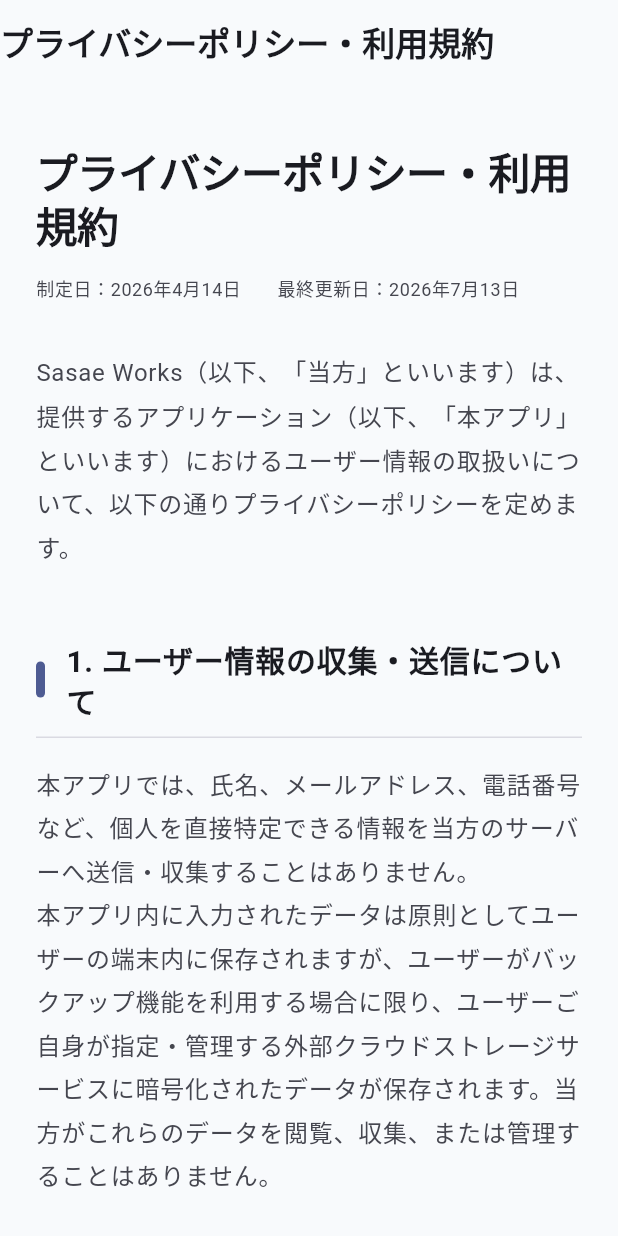
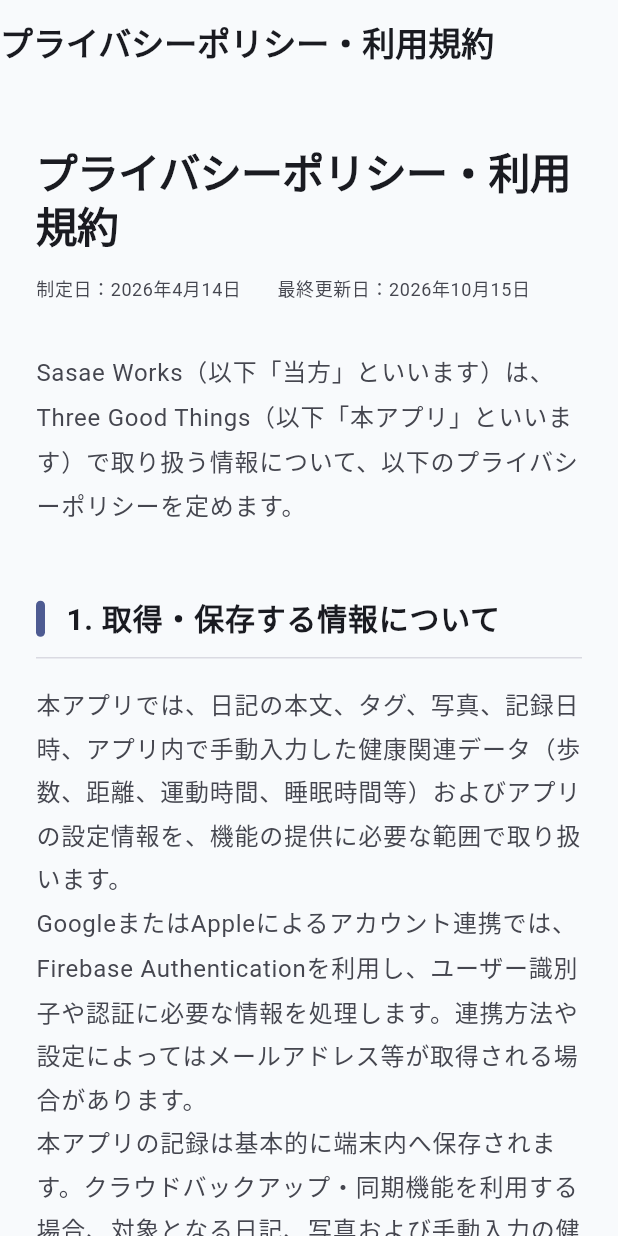
Before and after one commit to sasae-works/sasae_portal, a Flutter app: the PrivacyPolicyScreen screen opened by its route, on a phone screen of 412 x 824 dp. Run offline on Flutter 3.47's test engine with Material 3 defaults, Android fonts, the phone set to English and light mode, and no system bars; our stand-ins replace go_router, google_fonts.

Commit message:
プライバシーポリシーに健康データをアップする文言追加

```diff
--- a/lib/screens/privacy_policy_screen.dart
+++ b/lib/screens/privacy_policy_screen.dart
@@ -42,18 +42,22 @@
                           children: [
                             Text(
                               '制定日：2026年4月14日',
-                              style: textTheme.bodySmall?.copyWith(color: scheme.onSurfaceVariant),
+                              style: textTheme.bodySmall?.copyWith(
+                                color: scheme.onSurfaceVariant,
+                              ),
                             ),
                             const SizedBox(width: 24),
                             Text(
-                              '最終更新日：2026年7月13日',
-                              style: textTheme.bodySmall?.copyWith(color: scheme.onSurfaceVariant),
+                              '最終更新日：2026年10月15日',
+                              style: textTheme.bodySmall?.copyWith(
+                                color: scheme.onSurfaceVariant,
+                              ),
                             ),
                           ],
                         ),
                         const SizedBox(height: 32),
                         Text(
-                          'Sasae Works（以下、「当方」といいます）は、提供するアプリケーション（以下、「本アプリ」といいます）におけるユーザー情報の取扱いについて、以下の通りプライバシーポリシーを定めます。',
+                          'Sasae Works（以下「当方」といいます）は、Three Good Things（以下「本アプリ」といいます）で取り扱う情報について、以下のプライバシーポリシーを定めます。',
                           style: textTheme.bodyLarge?.copyWith(
                             height: 1.8,
                             color: scheme.onSurfaceVariant,
@@ -63,63 +67,58 @@
                         _buildSection(
                           scheme,
                           textTheme,
-                          '1. ユーザー情報の収集・送信について',
-                          '本アプリでは、氏名、メールアドレス、電話番号など、個人を直接特定できる情報を当方のサーバーへ送信・収集することはありません。\n本アプリ内に入力されたデータは原則としてユーザーの端末内に保存されますが、ユーザーがバックアップ機能を利用する場合に限り、ユーザーご自身が指定・管理する外部クラウドストレージサービスに暗号化されたデータが保存されます。当方がこれらのデータを閲覧、収集、または管理することはありません。',
+                          '1. 取得・保存する情報について',
+                          '本アプリでは、日記の本文、タグ、写真、記録日時、アプリ内で手動入力した健康関連データ（歩数、距離、運動時間、睡眠時間等）およびアプリの設定情報を、機能の提供に必要な範囲で取り扱います。\nGoogleまたはAppleによるアカウント連携では、Firebase Authenticationを利用し、ユーザー識別子や認証に必要な情報を処理します。連携方法や設定によってはメールアドレス等が取得される場合があります。\n本アプリの記録は基本的に端末内へ保存されます。クラウドバックアップ・同期機能を利用する場合、対象となる日記、写真および手動入力の健康関連データを、Google LLCが提供するFirebase（Cloud Firestore・Cloud Storage）へ送信し、保存・復元・同期に利用します。自動取得した健康データは、このバックアップの対象としません。',
                         ),
 
                         _buildSection(
                           scheme,
                           textTheme,
                           '2. 広告配信について（Google AdMob）',
-                          '本アプリでは、第三者（Google LLC）が提供する広告配信サービス「Google AdMob」を利用しています。広告配信のために、端末の広告識別子（IDFA / AAID）、デバイスに関する情報、およびアプリ内での動作ログが、自動的にGoogle LLCのサーバーへ送信・収集される場合があります。これらの情報は匿名の識別子であり、個人を直接特定するものではありません。\nユーザーは、端末の設定（iOSの「トラッキングの制限」、Androidの「広告のパーソナライズをオプトアウトする」等）により、これらの情報収集を制限することができます。',
+                          '本アプリは、Google LLCが提供するGoogle AdMobを使用します。広告の表示、効果測定、不正利用防止等のため、広告識別子（利用可能な場合）、端末情報、広告の表示・操作に関する情報等がGoogleに送信される場合があります。これらの情報の取扱いはGoogleのプライバシーポリシー等に従います。\n広告のパーソナライズやトラッキングに関する設定は、端末のプライバシー設定等から変更できます。',
                         ),
 
                         _buildSection(
                           scheme,
                           textTheme,
                           '3. アプリ内課金について（RevenueCat）',
-                          '本アプリでは、アプリ内決済（サブスクリプションおよびアイテム購入）の管理と検証のために、外部サービス「RevenueCat」を利用しています。\n決済の処理および購入ステータスの維持を目的として、ユーザーの購入履歴情報（購入日時、プロダクトID、決済ステータス等）およびアプリまたはRevenueCatが発行する匿名の識別子（App User ID）がRevenueCatのサーバーに送信され、管理されます。これらには氏名やクレジットカード番号などの金融情報は含まれません。',
+                          '本アプリでは、サブスクリプションおよびアプリ内購入の提供・購入状態の確認に、AppleまたはGoogleの決済機能とRevenueCatを使用します。購入商品、購入日時、契約状態、購入に関係する識別子等が、これらのサービスで処理されます。クレジットカード番号等の決済情報は、各ストアの決済システムにより取り扱われます。',
                         ),
 
                         _buildSection(
                           scheme,
                           textTheme,
-                         '4. カメラ機能の利用について',
-                          '本アプリでは、一部機能においてカメラ機能または写真ライブラリへのアクセスを利用する場合があります。取得した画像データは、ユーザーが選択した機能の実行に必要な範囲でのみ利用されます。\n\n画像データは通常、端末内にのみ保存されます。ただし、ユーザーがバックアップ機能を利用する場合、他のバックアップ対象データと同様に、暗号化された状態でFirebase（Google Cloud）上に保存され、バックアップ復元時に利用されます。当方がこれらの画像データを閲覧・分析・第三者への提供等を行うことはありません。',
+                          '4. 写真・カメラの利用について',
+                          '本アプリでは、ユーザーが選択した写真やカメラで撮影した画像を日記に添付できます。画像は端末内に保存され、クラウドバックアップ・同期機能の利用時にはFirebase Cloud Storageにも保存される場合があります。画像は日記の表示、保存、復元、同期のために使用します。',
                         ),
 
                         _buildSection(
                           scheme,
                           textTheme,
-                          '5. データの管理',
-                          '本アプリのデータは端末内（およびユーザーご自身が設定したバックアップ先）に保存されているため、アプリを削除すると端末内の全てのデータが消去されます。当方がユーザーのデータを保持・管理することはないため、当方によるデータの復元等の依頼には応じかねます。',
+                          '5. 健康データの利用とデータ管理',
+                          '本アプリでは、ユーザーの許可に基づき、Appleヘルスケア（HealthKit）またはAndroidのヘルスコネクト（Health Connect）から、歩数、移動距離、運動・活動時間、睡眠に関する情報を取得し、記録の表示や振り返りに使用します。許可する項目はOSや端末によって異なり、アクセス権限は端末の設定から変更できます。\nこれらのサービスから自動取得した健康データは、Firebaseのバックアップ・同期対象に含めません。アプリ内でユーザーが手動入力した健康関連データは、バックアップ・同期機能を利用する場合、Firebaseに保存されることがあります。\nクラウド上の記録にはFirebase Authenticationによるユーザー認証とFirestore等のアクセス制御を適用します。ただし、当方が運営するFirebaseプロジェクトにデータが保存されるため、当方が一切管理しないというものではありません。健康データを広告配信のために使用したり、広告事業者へ提供したりすることは意図していません。',
                         ),
 
                         _buildSection(
                           scheme,
                           textTheme,
-                          '6. 免責事項',
-                          '本アプリは、日常の利便性向上、記録・管理、情報提供等を目的として提供されるものです。当方は、本アプリの内容の正確性、完全性、有用性および特定目的への適合性を保証するものではありません。本アプリの利用によって生じた損害やトラブルについて、当方の故意または重過失による場合を除き、当方は責任を負わないものとします。',
+                          '6. データの保存期間・削除について',
+                          '端末内のデータは、ユーザーによる削除またはアプリのアンインストール等により失われる場合があります。一方、Firebaseに保存されたバックアップデータは、アプリをアンインストールするだけでは削除されません。\n本アプリの設定画面から提供されるデータ削除機能により、対象データを削除できます。削除対象や処理範囲は操作内容によって異なります。削除処理に不具合がある場合や削除を希望する場合は、第8項の連絡先へお問い合わせください。',
                         ),
 
                         _buildSection(
                           scheme,
                           textTheme,
-                          '7. お問い合わせ窓口',
-                          'ご質問等は、下記のメールアドレスまでご連絡ください。\n\nSasae Works 運営窓口\nE-mail: sasae.works@gmail.com',
+                          '7. 外部サービス・ポリシーの変更について',
+                          '本アプリでは、Firebase（認証・クラウド保存）、Google AdMob（広告配信）、RevenueCat（購入管理）、Apple・Googleの決済サービス等を利用します。各サービスにおける情報の取扱いには、それぞれのプライバシーポリシーが適用されます。\n当方は、機能やデータの取扱いの変更に応じて本ポリシーを改訂する場合があります。重要な変更については、アプリ内または適切な方法で案内します。',
                         ),
 
                         _buildSection(
                           scheme,
                           textTheme,
-                          '8. データの削除について',
-                          '本アプリ「褒め日記」の設定画面から「すべてのデータを削除」を実行することで、以下のデータが削除されます。\n\n'
-                              '・端末内に保存されている日記データ、タグ、トロフィーの獲得状況等（即時削除）\n'
-                              '・クラウドバックアップ機能をご利用の場合、Firebase上に保存されたバックアップデータ（即時削除）\n\n'
-                              '削除されたデータは復元できません。アカウント連携（Google/Appleログイン）自体は削除操作後も維持されますが、連携を解除したい場合は設定画面の「サインアウト」から行うことができます。',
+                          '8. お問い合わせ窓口',
+                          '個人情報やデータの取扱い、保存データの削除に関するお問い合わせは、以下までご連絡ください。\n\nSasae Works 運営窓口\nE-mail: sasae.works@gmail.com',
                         ),
-
-
 
                         // 利用規約セクション
                         const SizedBox(height: 80),
@@ -136,59 +135,89 @@
                           children: [
                             Text(
                               '制定日：2026年4月14日',
-                              style: textTheme.bodySmall?.copyWith(color: scheme.onSurfaceVariant),
+                              style: textTheme.bodySmall?.copyWith(
+                                color: scheme.onSurfaceVariant,
+                              ),
                             ),
                             const SizedBox(width: 24),
                             Text(
-                              '最終更新日：2026年7月13日',
-                              style: textTheme.bodySmall?.copyWith(color: scheme.onSurfaceVariant),
+                              '最終更新日：2026年10月15日',
+                              style: textTheme.bodySmall?.copyWith(
+                                color: scheme.onSurfaceVariant,
+                              ),
                             ),
                           ],
                         ),
                         const SizedBox(height: 32),
                         Text(
-                          'Sasae Works（以下、「当方」といいます）が提供するアプリケーション（以下、「本アプリ」といいます）の利用条件を定めるものです。本アプリを利用するユーザーは、本規約に同意の上、本アプリを利用するものとします。',
+                          '本規約は、Sasae Works（以下「当方」といいます）が提供するThree Good Things（以下「本アプリ」といいます）の利用条件を定めます。',
                           style: textTheme.bodyLarge?.copyWith(
                             height: 1.8,
                             color: scheme.onSurfaceVariant,
                           ),
                         ),
 
-                        _buildSection(scheme, textTheme, '第1条（適用）',
-                            '本規約は、ユーザーと当方との間の本アプリの利用に関わる一切の関係に適用されます。'),
+                        _buildSection(
+                          scheme,
+                          textTheme,
+                          '第1条（適用）',
+                          '本規約は、本アプリの利用に関するユーザーと当方との関係に適用されます。',
+                        ),
 
                         _buildSection(
                           scheme,
                           textTheme,
-                          '第2条（利用環境および自己責任）',
-                          '1. ユーザーは、本アプリを利用するために必要な端末、通信環境その他の利用環境を自己の責任と費用において準備するものとします。\n'
-                              '2. アプリを削除した場合、端末内に保存されたデータは削除され、当方による復元はできません。\n'
-                              '3. バックアップ機能を利用する場合、ユーザーご自身の責任において外部クラウドストレージサービスを管理するものとします。当方の故意または重過失による場合を除き、当方はバックアップデータの紛失・破損について責任を負いません。',
+                          '第2条（利用環境・データの保存）',
+                          '1. ユーザーは、本アプリの利用に必要な端末、通信環境等を自己の責任と費用で用意するものとします。\n2. アプリを削除すると端末内のデータが失われる場合があります。クラウドバックアップを利用している場合、バックアップが残っていれば復元できることがあります。\n3. クラウドバックアップ・同期は、通信状況、認証状態、サービス障害等により利用できない場合があります。重要な記録については、ユーザー自身でも適切な管理を行ってください。',
                         ),
-
-                        _buildSection(scheme, textTheme, '第3条（アプリ内課金・サブスクリプション）',
-                            '1. 本アプリでは一部機能においてアプリ内決済を提供しています。\n2. 返金手続き等についてはApple Inc.またはGoogle LLCが定める各ストアの規約が適用され、当方では直接の返金処理を行うことはできません。\n3. サブスクリプションの解約はユーザー自身が各ストアの設定から行う必要があります。アプリを削除しただけではサブスクリプションは解約されません。'),
-
-                        _buildSection(scheme, textTheme, '第4条（禁止事項）',
-                            '1. 本アプリのリバースエンジニアリング・逆コンパイル等を試みる行為。\n2. 当方または第三者の知的財産権を侵害する行為。\n3. 本アプリの不具合を意図的に利用した不正行為。\n4. その他、当方が不適切と判断する行為。'),
-
-                        _buildSection(scheme, textTheme, '第5条（本アプリの変更・終了）',
-                            '当方は、ユーザーへの事前通知なく本アプリの内容を変更・停止・終了することができます。'),
 
                         _buildSection(
                           scheme,
                           textTheme,
-                          '第6条（免責事項）',
-                          '本アプリは、日常の利便性向上、記録・管理、情報提供等を目的として提供されるものです。当方は、本アプリの内容の正確性、完全性、有用性および特定目的への適合性を保証するものではありません。本アプリの利用によって生じた損害について、当方の故意または重過失による場合を除き、当方は責任を負わないものとします。',
+                          '第3条（アプリ内課金・サブスクリプション）',
+                          '1. 本アプリの一部機能は有料です。料金、期間、提供内容は購入画面に表示します。\n2. 自動更新型サブスクリプションは、各ストアの定める方法で解約しない限り更新されます。アプリの削除やサインアウトだけでは解約されません。\n3. 購入、請求、返金についてはAppleまたはGoogleの適用される規約・手続きに従います。',
                         ),
-                        _buildSection(scheme, textTheme, '第7条（利用規約の変更）',
-                            '当方は必要と判断した場合、ユーザーへの個別通知なく本規約を変更することができます。'),
 
-                        _buildSection(scheme, textTheme, '第8条（準拠法・裁判管轄）',
-                            '本規約の解釈にあたっては日本法を準拠法とします。紛争が生じた場合には当方の主たる事務所所在地を管轄する裁判所を第一審の専属的合意管轄裁判所とします。'),
+                        _buildSection(
+                          scheme,
+                          textTheme,
+                          '第4条（禁止事項）',
+                          '1. 法令または第三者の権利を侵害する行為。\n2. 本アプリや関連サービスの運営を妨害し、または不正アクセスを行う行為。\n3. 不具合を悪用し、データやサービスに不正な影響を与える行為。\n4. その他、当方が合理的な理由に基づき不適切と判断する行為。',
+                        ),
 
-                        _buildSection(scheme, textTheme, '第9条（お問い合わせ窓口）',
-                            'ご質問等は、下記のメールアドレスまでご連絡ください。\n\nSasae Works 運営窓口\nE-mail: sasae.works@gmail.com'),
+                        _buildSection(
+                          scheme,
+                          textTheme,
+                          '第5条（サービスの変更・終了）',
+                          '当方は、必要に応じて本アプリの機能を変更、停止または終了する場合があります。ユーザーへの影響が大きい変更については、可能な範囲で事前に案内します。',
+                        ),
+
+                        _buildSection(
+                          scheme,
+                          textTheme,
+                          '第6条（免責・責任）',
+                          '本アプリは日常の記録と振り返りを支援するものであり、医療上の診断、治療、助言を提供するものではありません。健康データの表示や集計には端末・連携サービス等に由来する誤差が生じる場合があります。\n当方は、本アプリの完全な無停止運用やデータの完全な保全を保証するものではありません。ただし、法令上免責が認められない責任については、この限りではありません。',
+                        ),
+                        _buildSection(
+                          scheme,
+                          textTheme,
+                          '第7条（規約の変更）',
+                          '当方は、法令やサービス内容の変更等に応じて本規約を変更する場合があります。重要な変更については、アプリ内その他の適切な方法で案内します。',
+                        ),
+
+                        _buildSection(
+                          scheme,
+                          textTheme,
+                          '第8条（準拠法・裁判管轄）',
+                          '本規約には日本法を適用します。本アプリに関する紛争の管轄裁判所は、適用される法令に従って定めるものとします。',
+                        ),
+
+                        _buildSection(
+                          scheme,
+                          textTheme,
+                          '第9条（お問い合わせ窓口）',
+                          '本規約に関するお問い合わせは、以下までご連絡ください。\n\nSasae Works 運営窓口\nE-mail: sasae.works@gmail.com',
+                        ),
 
                         const SizedBox(height: 80),
                       ],
@@ -203,7 +232,12 @@
     );
   }
 
-  Widget _buildSection(ColorScheme scheme, TextTheme textTheme, String title, String content) {
+  Widget _buildSection(
+    ColorScheme scheme,
+    TextTheme textTheme,
+    String title,
+    String content,
+  ) {
     return Column(
       crossAxisAlignment: CrossAxisAlignment.start,
       children: [
@@ -219,7 +253,11 @@
     );
   }
 
-  Widget _buildSectionTitle(ColorScheme scheme, TextTheme textTheme, String title) {
+  Widget _buildSectionTitle(
+    ColorScheme scheme,
+    TextTheme textTheme,
+    String title,
+  ) {
     return Padding(
       padding: const EdgeInsets.only(top: 48, bottom: 16),
       child: Column(
```
